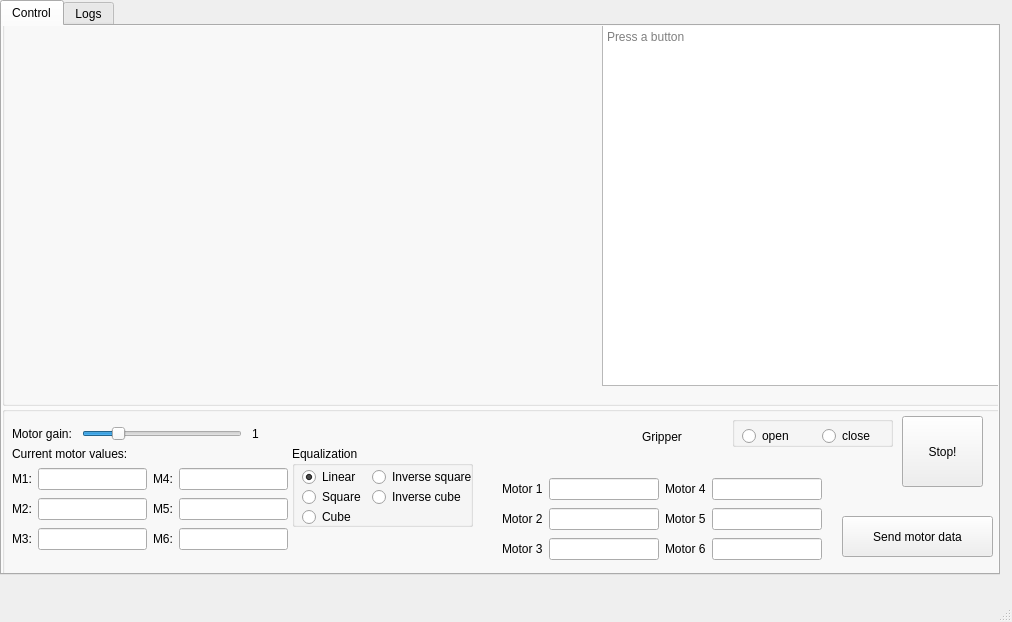
The window that src/MainWindow.ui (sq8vps/haller-control) describes before a commit, drawn with Qt 5.
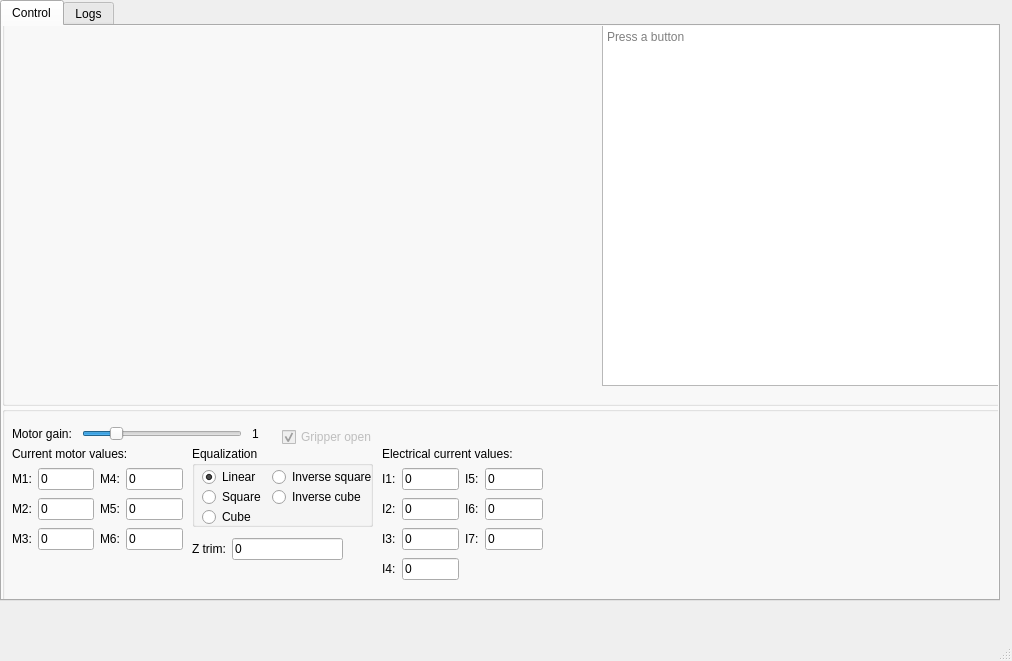
The same window after the commit.

Patch:
```diff
--- a/src/MainWindow.ui
+++ b/src/MainWindow.ui
@@ -7,7 +7,7 @@
     <x>0</x>
     <y>0</y>
     <width>1012</width>
-    <height>622</height>
+    <height>661</height>
    </rect>
   </property>
   <property name="windowTitle">
@@ -20,7 +20,7 @@
       <x>0</x>
       <y>0</y>
       <width>1000</width>
-      <height>575</height>
+      <height>601</height>
      </rect>
     </property>
     <property name="currentIndex">
@@ -75,87 +75,12 @@
         <x>0</x>
         <y>380</y>
         <width>1000</width>
-        <height>171</height>
+        <height>201</height>
        </rect>
       </property>
       <property name="flat">
        <bool>true</bool>
       </property>
-      <widget class="QLabel" name="label_6">
-       <property name="geometry">
-        <rect>
-         <x>640</x>
-         <y>20</y>
-         <width>81</width>
-         <height>21</height>
-        </rect>
-       </property>
-       <property name="text">
-        <string>Gripper</string>
-       </property>
-      </widget>
-      <widget class="QPushButton" name="sendMotorDataButton">
-       <property name="geometry">
-        <rect>
-         <x>840</x>
-         <y>110</y>
-         <width>151</width>
-         <height>41</height>
-        </rect>
-       </property>
-       <property name="text">
-        <string>Send motor data</string>
-       </property>
-      </widget>
-      <widget class="QGroupBox" name="groupBox_3">
-       <property name="geometry">
-        <rect>
-         <x>730</x>
-         <y>10</y>
-         <width>161</width>
-         <height>31</height>
-        </rect>
-       </property>
-       <widget class="QRadioButton" name="gripperCloseButton">
-        <property name="geometry">
-         <rect>
-          <x>90</x>
-          <y>10</y>
-          <width>71</width>
-          <height>20</height>
-         </rect>
-        </property>
-        <property name="text">
-         <string>close</string>
-        </property>
-       </widget>
-       <widget class="QRadioButton" name="gripperOpenButton">
-        <property name="geometry">
-         <rect>
-          <x>10</x>
-          <y>10</y>
-          <width>61</width>
-          <height>20</height>
-         </rect>
-        </property>
-        <property name="text">
-         <string>open</string>
-        </property>
-       </widget>
-      </widget>
-      <widget class="QPushButton" name="stopButton">
-       <property name="geometry">
-        <rect>
-         <x>900</x>
-         <y>10</y>
-         <width>81</width>
-         <height>71</height>
-        </rect>
-       </property>
-       <property name="text">
-        <string>Stop!</string>
-       </property>
-      </widget>
       <widget class="QSlider" name="hsMotorGain">
        <property name="geometry">
         <rect>
@@ -166,7 +91,7 @@
         </rect>
        </property>
        <property name="minimum">
-        <number>0</number>
+        <number>10</number>
        </property>
        <property name="maximum">
         <number>500</number>
@@ -204,102 +129,6 @@
         <string>1</string>
        </property>
       </widget>
-      <widget class="QWidget" name="layoutWidget">
-       <property name="geometry">
-        <rect>
-         <x>500</x>
-         <y>70</y>
-         <width>320</width>
-         <height>86</height>
-        </rect>
-       </property>
-       <layout class="QGridLayout" name="gridLayout">
-        <item row="0" column="0">
-         <widget class="QLabel" name="label">
-          <property name="text">
-           <string>Motor 1</string>
-          </property>
-         </widget>
-        </item>
-        <item row="0" column="1">
-         <widget class="QLineEdit" name="motor1">
-          <property name="maxLength">
-           <number>10</number>
-          </property>
-         </widget>
-        </item>
-        <item row="0" column="2">
-         <widget class="QLabel" name="label_4">
-          <property name="text">
-           <string>Motor 4</string>
-          </property>
-         </widget>
-        </item>
-        <item row="0" column="3">
-         <widget class="QLineEdit" name="motor4">
-          <property name="maxLength">
-           <number>10</number>
-          </property>
-         </widget>
-        </item>
-        <item row="1" column="0">
-         <widget class="QLabel" name="label_2">
-          <property name="text">
-           <string>Motor 2</string>
-          </property>
-         </widget>
-        </item>
-        <item row="1" column="1">
-         <widget class="QLineEdit" name="motor2">
-          <property name="maxLength">
-           <number>10</number>
-          </property>
-         </widget>
-        </item>
-        <item row="1" column="2">
-         <widget class="QLabel" name="label_3">
-          <property name="text">
-           <string>Motor 5</string>
-          </property>
-         </widget>
-        </item>
-        <item row="1" column="3">
-         <widget class="QLineEdit" name="motor5">
-          <property name="maxLength">
-           <number>10</number>
-          </property>
-         </widget>
-        </item>
-        <item row="2" column="0">
-         <widget class="QLabel" name="label_5">
-          <property name="text">
-           <string>Motor 3</string>
-          </property>
-         </widget>
-        </item>
-        <item row="2" column="1">
-         <widget class="QLineEdit" name="motor3">
-          <property name="maxLength">
-           <number>10</number>
-          </property>
-         </widget>
-        </item>
-        <item row="2" column="2">
-         <widget class="QLabel" name="label_7">
-          <property name="text">
-           <string>Motor 6</string>
-          </property>
-         </widget>
-        </item>
-        <item row="2" column="3">
-         <widget class="QLineEdit" name="motor6">
-          <property name="maxLength">
-           <number>10</number>
-          </property>
-         </widget>
-        </item>
-       </layout>
-      </widget>
       <widget class="QLabel" name="label_9">
        <property name="geometry">
         <rect>
@@ -316,7 +145,7 @@
       <widget class="QGroupBox" name="groupBox_4">
        <property name="geometry">
         <rect>
-         <x>290</x>
+         <x>190</x>
          <y>40</y>
          <width>181</width>
          <height>81</height>
@@ -399,7 +228,7 @@
         <rect>
          <x>10</x>
          <y>60</y>
-         <width>276</width>
+         <width>171</width>
          <height>86</height>
         </rect>
        </property>
@@ -413,6 +242,9 @@
         </item>
         <item row="0" column="1">
          <widget class="QLineEdit" name="leM1">
+          <property name="text">
+           <string>0</string>
+          </property>
           <property name="readOnly">
            <bool>true</bool>
           </property>
@@ -427,6 +259,9 @@
         </item>
         <item row="0" column="3">
          <widget class="QLineEdit" name="leM4">
+          <property name="text">
+           <string>0</string>
+          </property>
           <property name="readOnly">
            <bool>true</bool>
           </property>
@@ -441,6 +276,9 @@
         </item>
         <item row="1" column="1">
          <widget class="QLineEdit" name="leM2">
+          <property name="text">
+           <string>0</string>
+          </property>
           <property name="readOnly">
            <bool>true</bool>
           </property>
@@ -455,6 +293,9 @@
         </item>
         <item row="1" column="3">
          <widget class="QLineEdit" name="leM5">
+          <property name="text">
+           <string>0</string>
+          </property>
           <property name="readOnly">
            <bool>true</bool>
           </property>
@@ -469,6 +310,9 @@
         </item>
         <item row="2" column="1">
          <widget class="QLineEdit" name="leM3">
+          <property name="text">
+           <string>0</string>
+          </property>
           <property name="readOnly">
            <bool>true</bool>
           </property>
@@ -483,6 +327,9 @@
         </item>
         <item row="2" column="3">
          <widget class="QLineEdit" name="leM6">
+          <property name="text">
+           <string>0</string>
+          </property>
           <property name="readOnly">
            <bool>true</bool>
           </property>
@@ -490,6 +337,177 @@
         </item>
        </layout>
       </widget>
+      <widget class="QCheckBox" name="cbGripperOpen">
+       <property name="enabled">
+        <bool>false</bool>
+       </property>
+       <property name="geometry">
+        <rect>
+         <x>280</x>
+         <y>20</y>
+         <width>91</width>
+         <height>22</height>
+        </rect>
+       </property>
+       <property name="text">
+        <string>Gripper open</string>
+       </property>
+       <property name="checked">
+        <bool>true</bool>
+       </property>
+      </widget>
+      <widget class="QLabel" name="label">
+       <property name="geometry">
+        <rect>
+         <x>380</x>
+         <y>40</y>
+         <width>131</width>
+         <height>16</height>
+        </rect>
+       </property>
+       <property name="text">
+        <string>Electrical current values:</string>
+       </property>
+      </widget>
+      <widget class="QWidget" name="">
+       <property name="geometry">
+        <rect>
+         <x>190</x>
+         <y>130</y>
+         <width>151</width>
+         <height>26</height>
+        </rect>
+       </property>
+       <layout class="QHBoxLayout" name="horizontalLayout">
+        <item>
+         <widget class="QLabel" name="label_16">
+          <property name="text">
+           <string>Z trim:</string>
+          </property>
+         </widget>
+        </item>
+        <item>
+         <widget class="QLineEdit" name="leTrim">
+          <property name="text">
+           <string>0</string>
+          </property>
+          <property name="readOnly">
+           <bool>true</bool>
+          </property>
+         </widget>
+        </item>
+       </layout>
+      </widget>
+      <widget class="QWidget" name="">
+       <property name="geometry">
+        <rect>
+         <x>380</x>
+         <y>60</y>
+         <width>161</width>
+         <height>116</height>
+        </rect>
+       </property>
+       <layout class="QGridLayout" name="gridLayout">
+        <item row="0" column="0">
+         <widget class="QLabel" name="label_2">
+          <property name="text">
+           <string>I1:</string>
+          </property>
+         </widget>
+        </item>
+        <item row="0" column="1">
+         <widget class="QLineEdit" name="leI1">
+          <property name="text">
+           <string>0</string>
+          </property>
+         </widget>
+        </item>
+        <item row="0" column="2">
+         <widget class="QLabel" name="label_6">
+          <property name="text">
+           <string>I5:</string>
+          </property>
+         </widget>
+        </item>
+        <item row="0" column="3">
+         <widget class="QLineEdit" name="leI5">
+          <property name="text">
+           <string>0</string>
+          </property>
+         </widget>
+        </item>
+        <item row="1" column="0">
+         <widget class="QLabel" name="label_3">
+          <property name="text">
+           <string>I2:</string>
+          </property>
+         </widget>
+        </item>
+        <item row="1" column="1">
+         <widget class="QLineEdit" name="leI2">
+          <property name="text">
+           <string>0</string>
+          </property>
+         </widget>
+        </item>
+        <item row="1" column="2">
+         <widget class="QLabel" name="label_7">
+          <property name="text">
+           <string>I6:</string>
+          </property>
+         </widget>
+        </item>
+        <item row="1" column="3">
+         <widget class="QLineEdit" name="leI6">
+          <property name="text">
+           <string>0</string>
+          </property>
+         </widget>
+        </item>
+        <item row="2" column="0">
+         <widget class="QLabel" name="label_4">
+          <property name="text">
+           <string>I3:</string>
+          </property>
+         </widget>
+        </item>
+        <item row="2" column="1">
+         <widget class="QLineEdit" name="leI3">
+          <property name="text">
+           <string>0</string>
+          </property>
+         </widget>
+        </item>
+        <item row="2" column="2">
+         <widget class="QLabel" name="label_17">
+          <property name="text">
+           <string>I7:</string>
+          </property>
+         </widget>
+        </item>
+        <item row="2" column="3">
+         <widget class="QLineEdit" name="leI7">
+          <property name="text">
+           <string>0</string>
+          </property>
+         </widget>
+        </item>
+        <item row="3" column="0">
+         <widget class="QLabel" name="label_5">
+          <property name="text">
+           <string>I4:</string>
+          </property>
+         </widget>
+        </item>
+        <item row="3" column="1">
+         <widget class="QLineEdit" name="leI4">
+          <property name="text">
+           <string>0</string>
+          </property>
+         </widget>
+        </item>
+       </layout>
+      </widget>
      </widget>
     </widget>
     <widget class="QWidget" name="logsTab">
```
Left out of the diff: 12 changed lines with no effect on the pictures.
